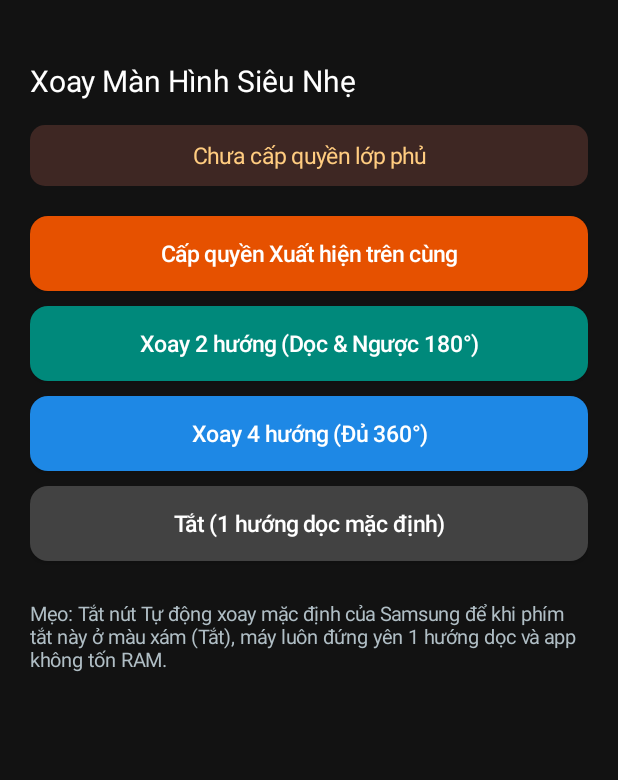
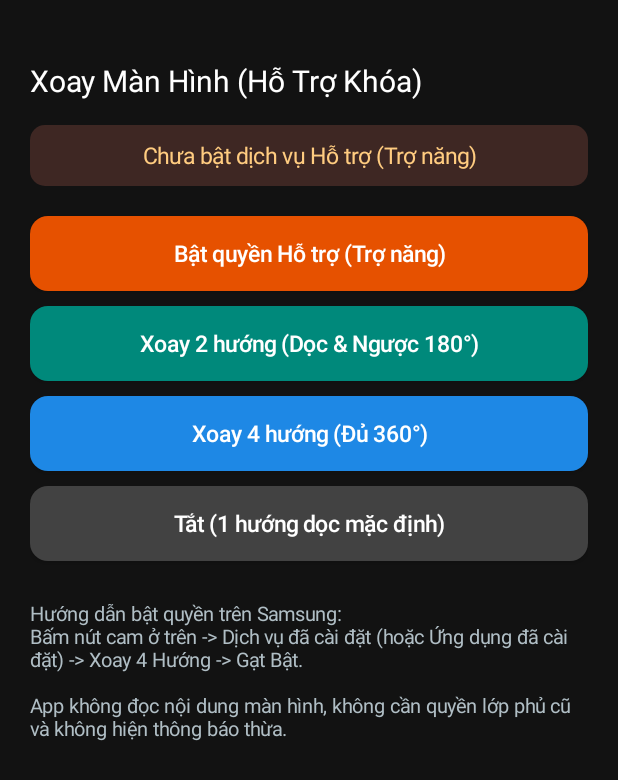
Before and after one commit to hoangvuthanh/xoay4huong, an Android app: the screen it shows after launch (MainActivity), after a tap on "Xoay 4 hướng (Đủ 360°)", on a phone screen of 412 x 824 dp. Shown: the top 780 px of the screen. Run offline under Robolectric (Android 15) with nearby library versions, the phone set to English and light mode, and no system bars.

Commit message:
Update MainActivity.java

```diff
--- a/app/src/main/java/com/vn/rotate4way/MainActivity.java
+++ b/app/src/main/java/com/vn/rotate4way/MainActivity.java
@@ -4,7 +4,6 @@ import android.app.Activity;
 import android.content.Intent;
 import android.graphics.Color;
 import android.graphics.drawable.GradientDrawable;
-import android.net.Uri;
 import android.os.Bundle;
 import android.provider.Settings;
 import android.util.TypedValue;
@@ -25,7 +24,7 @@ public class MainActivity extends Activity implements View.OnClickListener {
         root.setPadding(dp(20), dp(40), dp(20), dp(20));
 
         TextView title = new TextView(this);
-        title.setText("Xoay Màn Hình Siêu Nhẹ");
+        title.setText("Xoay Màn Hình (Hỗ Trợ Khóa)");
         title.setTextColor(Color.WHITE);
         title.setTextSize(TypedValue.COMPLEX_UNIT_SP, 20);
         root.addView(title);
@@ -40,14 +39,14 @@ public class MainActivity extends Activity implements View.OnClickListener {
         st.setLayoutParams(slp);
         root.addView(st);
 
-        pBtn = btn(1, "Cấp quyền Xuất hiện trên cùng", "#E65100");
+        pBtn = btn(1, "Bật quyền Hỗ trợ (Trợ năng)", "#E65100");
         root.addView(pBtn);
         root.addView(btn(2, "Xoay 2 hướng (Dọc & Ngược 180°)", "#00897B"));
         root.addView(btn(3, "Xoay 4 hướng (Đủ 360°)", "#1E88E5"));
         root.addView(btn(4, "Tắt (1 hướng dọc mặc định)", "#424242"));
 
         TextView note = new TextView(this);
-        note.setText("Mẹo: Tắt nút Tự động xoay mặc định của Samsung để khi phím tắt này ở màu xám (Tắt), máy luôn đứng yên 1 hướng dọc và app không tốn RAM.");
+        note.setText("Hướng dẫn bật quyền trên Samsung:\nBấm nút cam ở trên -> Dịch vụ đã cài đặt (hoặc Ứng dụng đã cài đặt) -> Xoay 4 Hướng -> Gạt Bật.\n\nApp không đọc nội dung màn hình, không cần quyền lớp phủ cũ và không hiện thông báo thừa.");
         note.setTextColor(Color.parseColor("#B0BEC5"));
         note.setTextSize(TypedValue.COMPLEX_UNIT_SP, 13);
         LinearLayout.LayoutParams nlp = new LinearLayout.LayoutParams(-1, -2);
@@ -62,7 +61,7 @@ public class MainActivity extends Activity implements View.OnClickListener {
     public void onClick(View v) {
         int id = v.getId();
         if (id == 1) {
-            startActivity(new Intent(Settings.ACTION_MANAGE_OVERLAY_PERMISSION, Uri.parse("package:" + getPackageName())));
+            startActivity(new Intent(Settings.ACTION_ACCESSIBILITY_SETTINGS));
             return;
         }
         if (id == 4) {
@@ -70,8 +69,8 @@ public class MainActivity extends Activity implements View.OnClickListener {
             refresh();
             return;
         }
-        if (!Settings.canDrawOverlays(this)) {
-            Toast.makeText(this, "Cấp quyền 'Xuất hiện trên cùng' trước!", Toast.LENGTH_LONG).show();
+        if (!RotateService.isEnabled()) {
+            Toast.makeText(this, "Vui lòng bật quyền Hỗ trợ (Trợ năng) trước!", Toast.LENGTH_LONG).show();
             return;
         }
         RotateService.setMode(this, id == 2 ? RotateService.MODE_2WAY : RotateService.MODE_4WAY);
@@ -97,13 +96,13 @@ public class MainActivity extends Activity implements View.OnClickListener {
     }
 
     private void refresh() {
-        boolean ok = Settings.canDrawOverlays(this);
+        boolean ok = RotateService.isEnabled();
         pBtn.setVisibility(ok ? View.GONE : View.VISIBLE);
         int s = RotateService.getState();
         GradientDrawable bg = new GradientDrawable();
         bg.setCornerRadius(dp(10));
         if (!ok) {
-            st.setText("Chưa cấp quyền lớp phủ");
+            st.setText("Chưa bật dịch vụ Hỗ trợ (Trợ năng)");
             st.setTextColor(Color.parseColor("#FFCC80"));
             bg.setColor(Color.parseColor("#3E2723"));
         } else if (s == RotateService.MODE_2WAY) {
```
